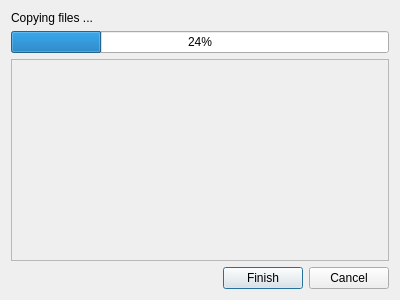
Above: src/app/exportprogressdialog.ui from fmi-basel/faim-cryoflare before the change. Below: the same form after it.
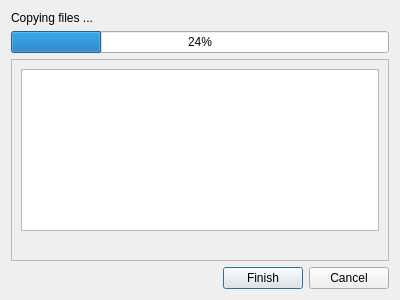
That is the form after the change.

Commit message: replaced text widget in export progress dialog with more performant one

What changed in the file:
```diff
--- a/src/app/exportprogressdialog.ui
+++ b/src/app/exportprogressdialog.ui
@@ -67,7 +67,10 @@
       </property>
       <layout class="QVBoxLayout" name="verticalLayout_2">
        <item>
-        <widget class="QLabel" name="details">
+        <widget class="QPlainTextEdit" name="details"/>
+       </item>
+       <item>
+        <widget class="QLabel" name="details_o">
          <property name="text">
           <string/>
          </property>
```
Lines whose indentation alone changed are shown as unchanged. The commit also changes 2 other files.
